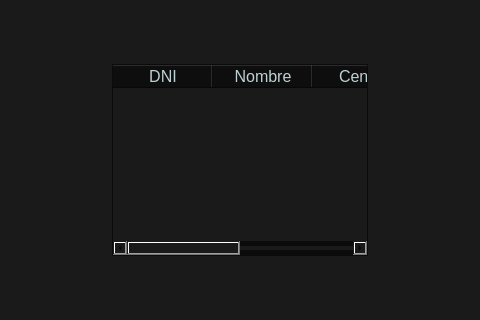
This is medico.ui in algoriasmart/medchain as Qt 5 draws it before an edit; both pictures show x 235 to 715 and y 156 to 476 of the 800 by 600 pixel window. The edited form follows.
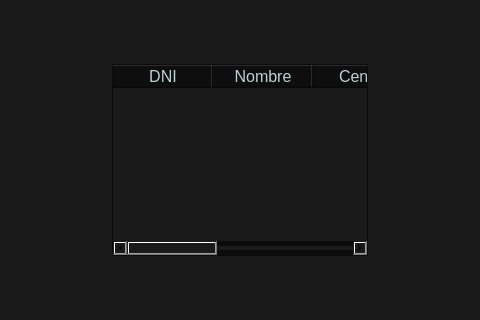
This is the edited form. Icons and pictures are not drawn.

What changed in the file:
```diff
--- a/medico.ui
+++ b/medico.ui
@@ -327,6 +327,11 @@
                  <string/>
                 </property>
                </column>
+               <column>
+                <property name="text">
+                 <string/>
+                </property>
+               </column>
               </widget>
              </item>
             </layout>
```
Left out of the diff: 2 changed lines with no effect on the pictures.
